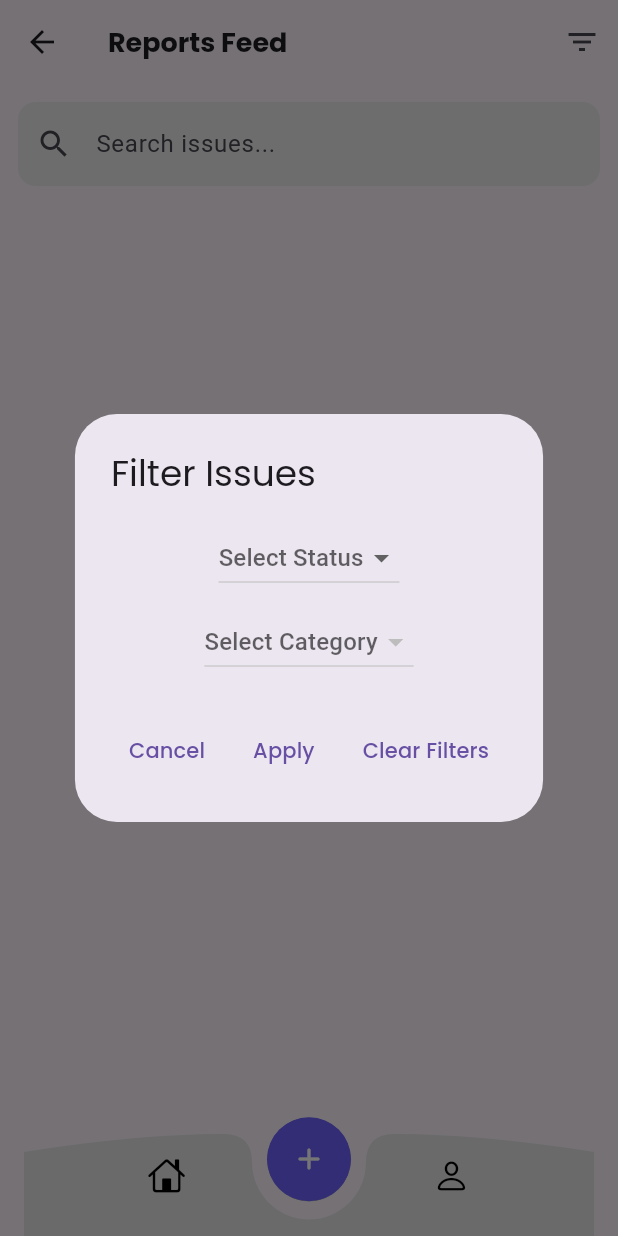
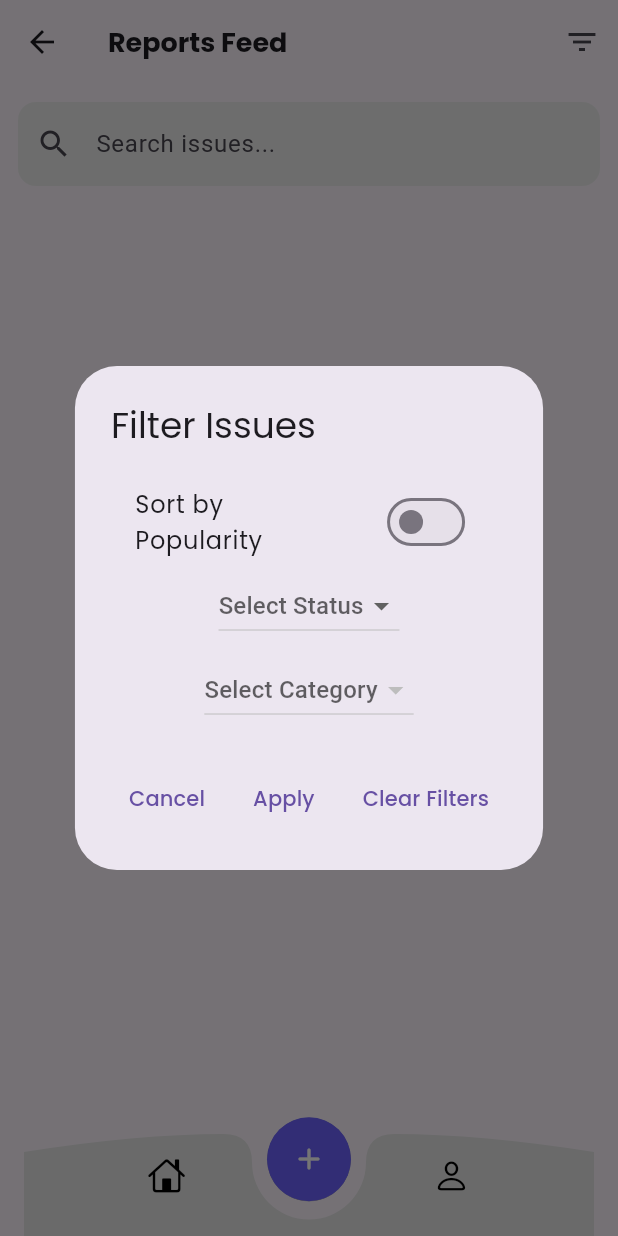
Before and after one commit to WaxifAlee/fyp_civic_connect, a Flutter app: the ExploreIssuesScreen screen opened directly, after a tap on the "filter list" icon, on a phone screen of 412 x 824 dp. Run offline on Flutter 3.47's test engine with Material 3 defaults, Android fonts, the phone set to English and light mode, and no system bars; our stand-ins replace carousel_slider, cloud_firestore, firebase_auth, firebase_core, fluttertoast, geolocator and 4 more; accounts and stored records are empty.

Commit message:
Sort the reports based on upvotes popularity

```diff
--- a/lib/screens/explore_issues_screen.dart
+++ b/lib/screens/explore_issues_screen.dart
@@ -21,6 +21,7 @@ class _ExploreIssuesScreenState extends State<ExploreIssuesScreen> {
   String _errorMessage = "";
   int _currentPage = 1;
   final int _reportsPerPage = 10;
+  bool _sortByPopularity = false;
 
   @override
   void initState() {
@@ -66,12 +67,30 @@ class _ExploreIssuesScreenState extends State<ExploreIssuesScreen> {
         bool matchesStatus = status == null || report.status == status;
         return matchesCategory && matchesStatus;
       }).toList();
+
+      // Sort by upvotes if popularity sort is enabled
+      if (_sortByPopularity) {
+        _filteredReports
+            .sort((a, b) => (b.upvotes ?? 0).compareTo(a.upvotes ?? 0));
+      }
     });
   }
 
   void _clearFilters() {
     setState(() {
       _filteredReports = _reports;
+    });
+  }
+
+  void _toggleSortByPopularity(bool value) {
+    setState(() {
+      _sortByPopularity = value;
+      if (_sortByPopularity) {
+        _filteredReports
+            .sort((a, b) => (b.upvotes ?? 0).compareTo(a.upvotes ?? 0));
+      } else {
+        _fetchReports(); // Reset to default order
+      }
     });
   }
 
@@ -197,6 +216,7 @@ class _ExploreIssuesScreenState extends State<ExploreIssuesScreen> {
   void _showFilterDialog() {
     String? selectedCategory;
     String? selectedStatus;
+    bool sortByPopularity = _sortByPopularity;
     List<String> categories = _reports
         .map((report) => report.category ?? "No Category")
         .toSet()
@@ -205,14 +225,25 @@ class _ExploreIssuesScreenState extends State<ExploreIssuesScreen> {
     showDialog(
       context: context,
       builder: (context) {
+        return StatefulBuilder(
+          builder: (context, setState) {
             return AlertDialog(
               title: Text("Filter Issues", style: GoogleFonts.poppins()),
-          content: StatefulBuilder(
-            builder: (BuildContext context, StateSetter setState) {
-              return Column(
+              content: Column(
                 mainAxisSize: MainAxisSize.min,
                 children: [
-                  // Add filter options here
+                  // Add sort by popularity switch
+                  SwitchListTile(
+                    title: Text("Sort by Popularity",
+                        style: GoogleFonts.poppins()),
+                    value: sortByPopularity,
+                    onChanged: (bool value) {
+                      setState(() {
+                        sortByPopularity = value;
+                      });
+                    },
+                  ),
+                  // ...existing dropdown buttons code...
                   DropdownButton<String>(
                     value: selectedStatus,
                     hint: Text("Select Status"),
@@ -245,8 +276,6 @@ class _ExploreIssuesScreenState extends State<ExploreIssuesScreen> {
                     },
                   ),
                 ],
-              );
-            },
               ),
               actions: [
                 TextButton(
@@ -257,6 +286,7 @@ class _ExploreIssuesScreenState extends State<ExploreIssuesScreen> {
                 ),
                 TextButton(
                   onPressed: () {
+                    _toggleSortByPopularity(sortByPopularity);
                     _applyAdvancedFilters(
                       category: selectedCategory,
                       status: selectedStatus?.toLowerCase(),
@@ -268,6 +298,7 @@ class _ExploreIssuesScreenState extends State<ExploreIssuesScreen> {
                 TextButton(
                   onPressed: () {
                     _clearFilters();
+                    _toggleSortByPopularity(false);
                     Navigator.pop(context);
                   },
                   child: Text("Clear Filters", style: GoogleFonts.poppins()),
@@ -276,5 +307,7 @@ class _ExploreIssuesScreenState extends State<ExploreIssuesScreen> {
             );
           },
         );
+      },
+    );
   }
 }
```
Lines whose indentation alone changed are shown as unchanged.
